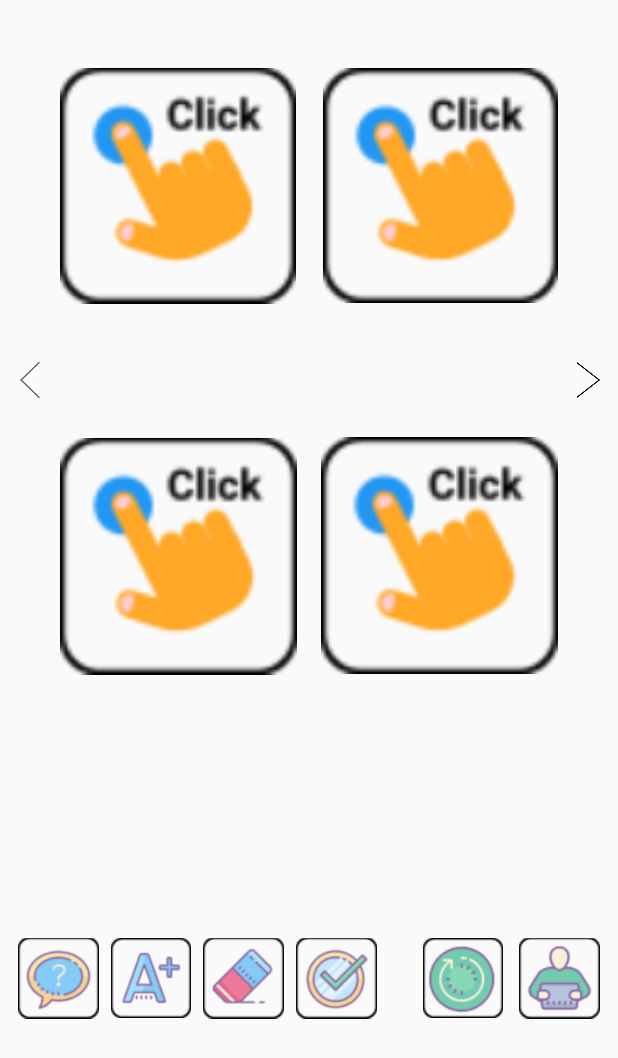
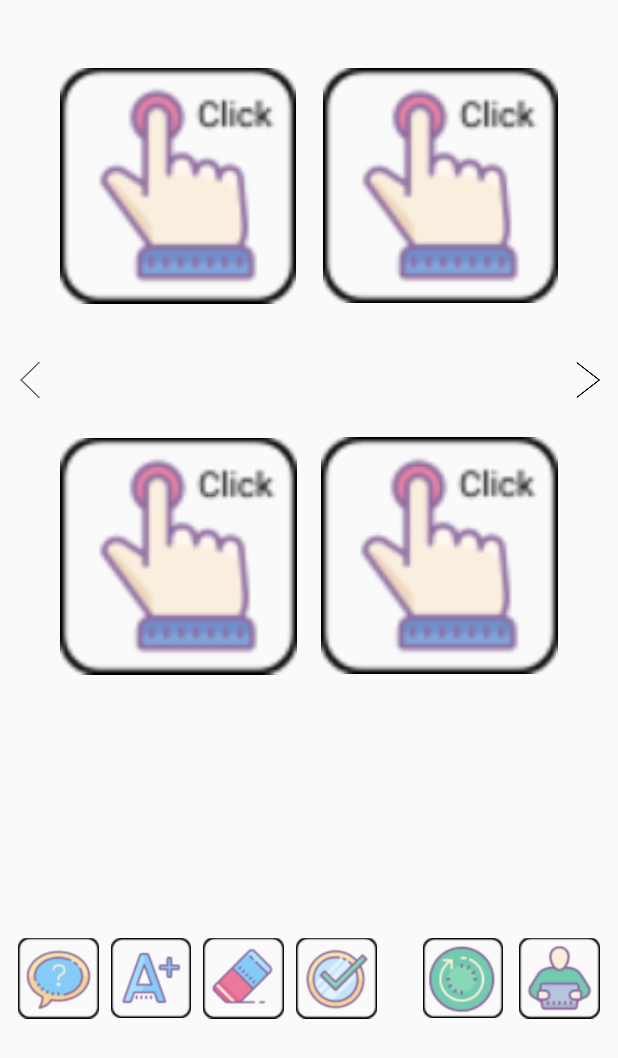
Before and after one commit to aarzee13/LogoQuiz, an Android app: the layout activity_quiz.xml on its own in the app's theme, with its tools: preview values and no code run, on a phone screen of 412 x 824 dp. Shown: the top 1058 px of the screen. Run offline under Robolectric (Android 15) with nearby library versions, the phone set to English and light mode, and no system bars.

Commit message:
12th feb commit

```diff
--- a/app/src/main/java/com/utili/aarzee/logoquiz/QuizAnswerAdapter.java
+++ b/app/src/main/java/com/utili/aarzee/logoquiz/QuizAnswerAdapter.java
@@ -50,6 +50,9 @@ public class QuizAnswerAdapter extends RecyclerView.Adapter<QuizAnswerAdapter.My
             int d1 = itemContext.getResources().getIdentifier(imageAnswer, "drawable", itemContext.getPackageName());
             holder.title.setImageResource(d1);
         }
+        if("&".equals(imageAnswer)){
+            holder.title.setImageResource(R.drawable.and);
+        }
             //holder.title.setText(emptyAnswerArray.get(position));
     }
 
--- a/app/src/main/java/com/utili/aarzee/logoquiz/QuizOptionAdapter.java
+++ b/app/src/main/java/com/utili/aarzee/logoquiz/QuizOptionAdapter.java
@@ -52,6 +52,10 @@ public class QuizOptionAdapter extends RecyclerView.Adapter<QuizOptionAdapter.My
             holder.title.setImageResource(d1);
         }
 
+        if("&".equals(imageOption)){
+            holder.title.setImageResource(R.drawable.and);
+        }
+
 
             //holder.title.setText(itemOptionArray.get(position));
             //holder.title.setImageResource(R.drawable.a);
--- a/app/src/main/res/layout/activity_quiz.xml
+++ b/app/src/main/res/layout/activity_quiz.xml
@@ -20,7 +20,7 @@
         app:layout_constraintStart_toEndOf="@+id/quiz_previous"
         app:layout_constraintTop_toTopOf="parent"
         app:layout_constraintVertical_bias="0.421"
-        app:srcCompat="@drawable/click1" />
+        app:srcCompat="@drawable/click" />
 
     <ImageView
         android:id="@+id/quiz_image2"
@@ -36,7 +36,7 @@
         app:layout_constraintStart_toEndOf="@+id/quiz_image1"
         app:layout_constraintTop_toTopOf="parent"
         app:layout_constraintVertical_bias="0.421"
-        app:srcCompat="@drawable/click1" />
+        app:srcCompat="@drawable/click" />
 
     <ImageView
         android:id="@+id/quiz_image3"
@@ -52,7 +52,7 @@
         app:layout_constraintHorizontal_chainStyle="spread_inside"
         app:layout_constraintStart_toEndOf="@+id/quiz_previous"
         app:layout_constraintTop_toBottomOf="@+id/quiz_image1"
-        app:srcCompat="@drawable/click1" />
+        app:srcCompat="@drawable/click" />
 
     <ImageView
         android:id="@+id/quiz_image4"
@@ -67,7 +67,7 @@
         app:layout_constraintEnd_toStartOf="@+id/quiz_next"
         app:layout_constraintStart_toEndOf="@+id/quiz_image3"
         app:layout_constraintTop_toBottomOf="@+id/quiz_image2"
-        app:srcCompat="@drawable/click1" />
+        app:srcCompat="@drawable/click" />
 
     <android.support.v7.widget.RecyclerView
         android:id="@+id/answer_recyclerview"
```
Also changed, not shown: app/src/main/java/com/utili/aarzee/logoquiz/ItemAdapter.java (+0 -7 lines), app/src/main/java/com/utili/aarzee/logoquiz/QuizActivity.java (+16 -118 lines), app/src/main/assets/db_quiz.db, app/src/main/res/drawable/and.png (added), app/src/main/res/drawable/eight.png (added), app/src/main/res/drawable/five.png (added), app/src/main/res/drawable/four.png (added), app/src/main/res/drawable/nine.png (added), app/src/main/res/drawable/one.png (added), app/src/main/res/drawable/seven.png (added), app/src/main/res/drawable/six.png (added), app/src/main/res/drawable/three.png (added), app/src/main/res/drawable/two.png (added), app/src/main/res/drawable/zero.png (added).
